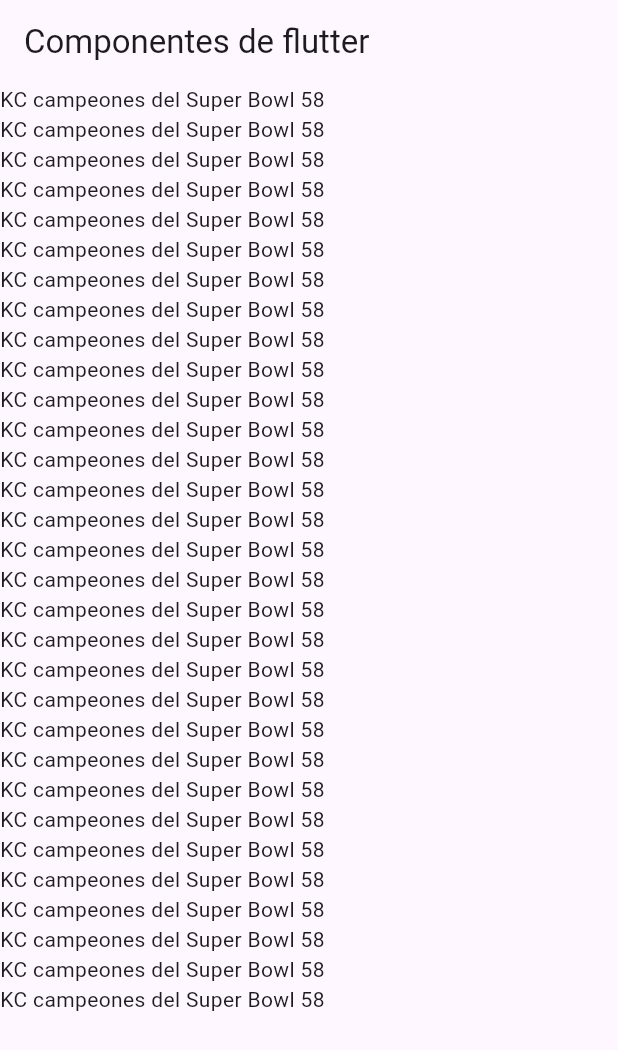
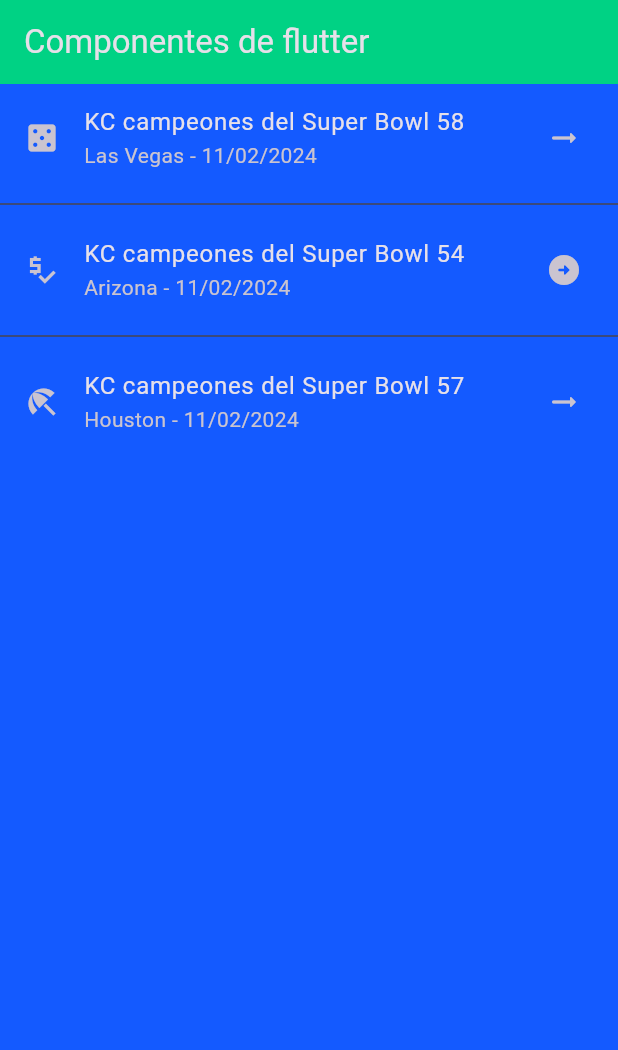
Before and after one commit to Migue0301/componentes_flutter, a Flutter app: the screen it shows after launch, on a phone screen of 412 x 824 dp. Shown: the top 1050 px of the screen. Run offline on Flutter 3.47's test engine with Material 3 defaults, Android fonts, the phone set to English and light mode, and no system bars.

Commit message:
Refactorizing and creation of AppTheme

```diff
--- a/lib/home_screen.dart
+++ /dev/null
@@ -1,49 +0,0 @@
-import'package:flutter/material.dart';
-
-class HomeScreen extends StatelessWidget {
-  const HomeScreen({super.key});
-
-  @override
-  Widget build(BuildContext context) {
-    return Scaffold(
-      appBar: AppBar(
-        title: const Text('Componentes de flutter'),
-      ),
-      body: ListView(
-        children: const [
-          Text('KC campeones del Super Bowl 58'),
-          Text('KC campeones del Super Bowl 58'),
-          Text('KC campeones del Super Bowl 58'),
-          Text('KC campeones del Super Bowl 58'),
-          Text('KC campeones del Super Bowl 58'),
-          Text('KC campeones del Super Bowl 58'),
-          Text('KC campeones del Super Bowl 58'),
-          Text('KC campeones del Super Bowl 58'),
-          Text('KC campeones del Super Bowl 58'),
-          Text('KC campeones del Super Bowl 58'),
-          Text('KC campeones del Super Bowl 58'),
-          Text('KC campeones del Super Bowl 58'),
-          Text('KC campeones del Super Bowl 58'),
-          Text('KC campeones del Super Bowl 58'),
-          Text('KC campeones del Super Bowl 58'),
-          Text('KC campeones del Super Bowl 58'),
-          Text('KC campeones del Super Bowl 58'),
-          Text('KC campeones del Super Bowl 58'),
-          Text('KC campeones del Super Bowl 58'),
-          Text('KC campeones del Super Bowl 58'),
-          Text('KC campeones del Super Bowl 58'),
-          Text('KC campeones del Super Bowl 58'),
-          Text('KC campeones del Super Bowl 58'),
-          Text('KC campeones del Super Bowl 58'),
-          Text('KC campeones del Super Bowl 58'),
-          Text('KC campeones del Super Bowl 58'),
-          Text('KC campeones del Super Bowl 58'),
-          Text('KC campeones del Super Bowl 58'),
-          Text('KC campeones del Super Bowl 58'),
-          Text('KC campeones del Super Bowl 58'),
-          Text('KC campeones del Super Bowl 58'),
-        ],
-      ),
-    );
-  }
-}
--- a/lib/main_app.dart
+++ b/lib/main_app.dart
@@ -1,14 +1,16 @@
-import'package:flutter/material.dart';
-import 'package:practica3_5b/home_screen.dart';
+import 'package:flutter/material.dart';
+import 'package:practica3_5b/screens/home_screen.dart';
+import 'package:practica3_5b/theme/app_theme.dart';
 
 class MainApp extends StatelessWidget {
   const MainApp({super.key});
 
   @override
   Widget build(BuildContext context) {
-    return const MaterialApp(
+    return MaterialApp(
       debugShowCheckedModeBanner: false,
-      home: HomeScreen(),
+      home: const HomeScreen(),
+      theme: AppTheme.darkTheme,
     );
   }
 }
--- /dev/null
+++ b/lib/screens/home_screen.dart
@@ -0,0 +1,38 @@
+import'package:flutter/material.dart';
+
+class HomeScreen extends StatelessWidget {
+  const HomeScreen({super.key});
+
+  @override
+  Widget build(BuildContext context) {
+    return Scaffold(
+      appBar: AppBar(
+        title: const Text('Componentes de flutter'),
+      ),
+      body: ListView(
+        children: const <Widget>[
+          ListTile(
+            title: Text('KC campeones del Super Bowl 58'),
+            subtitle: Text('Las Vegas - 11/02/2024'),
+            leading: Icon(Icons.casino),
+            trailing: Icon(Icons.arrow_right_alt_rounded),
+          ),
+          Divider(),
+          ListTile(
+            title: Text('KC campeones del Super Bowl 54'),
+            subtitle: Text('Arizona - 11/02/2024'),
+            leading: Icon(Icons.price_check_sharp),
+            trailing: Icon(Icons.arrow_circle_right_rounded),
+          ),
+          Divider(),
+          ListTile(
+            title: Text('KC campeones del Super Bowl 57'),
+            subtitle: Text('Houston - 11/02/2024'),
+            leading: Icon(Icons.beach_access),
+            trailing: Icon(Icons.arrow_right_alt_rounded),
+          ),
+        ],
+      ),
+    );
+  }
+}
--- /dev/null
+++ b/lib/theme/app_theme.dart
@@ -0,0 +1,15 @@
+// Definición de los temas de estilo de la app
+import 'package:flutter/material.dart';
+
+class AppTheme{
+  // Constante de color primario
+  static const primaryColor = Color.fromARGB(255, 0, 210, 132);
+  // Constante de color de fondo
+  static const backColor = Color.fromARGB(255, 20, 90, 255);
+  // Constante de tema
+  static final ThemeData darkTheme = ThemeData.dark().copyWith(
+    scaffoldBackgroundColor: backColor,
+    appBarTheme: const AppBarTheme(color: primaryColor,
+    )
+  );
+}
```
